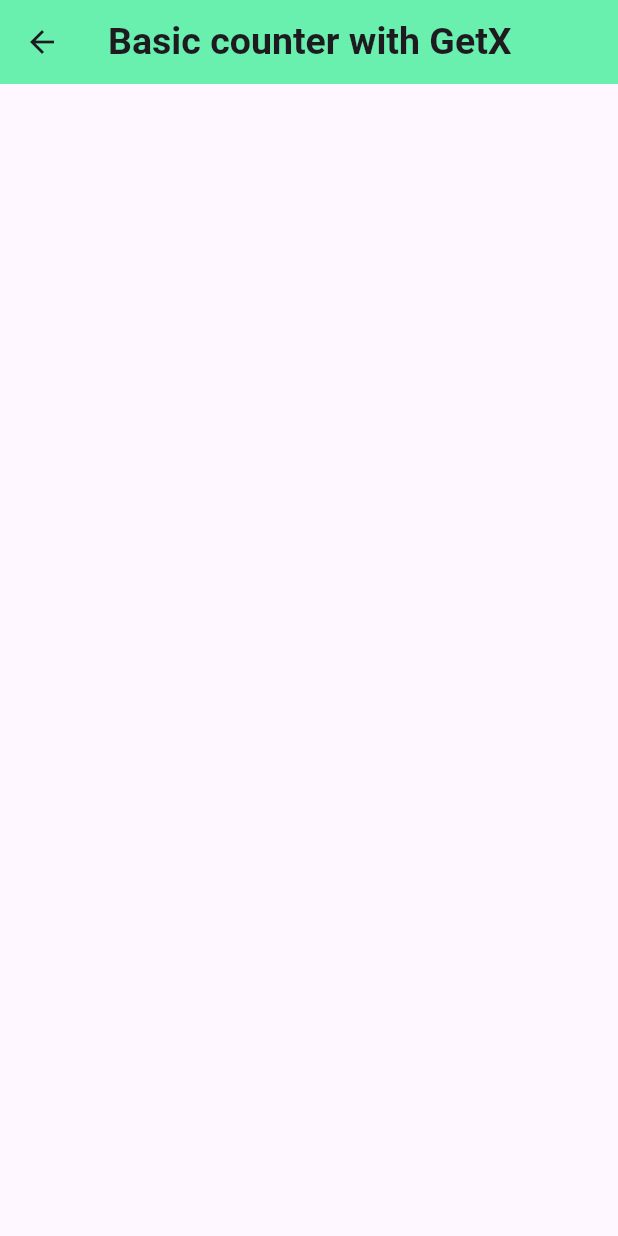
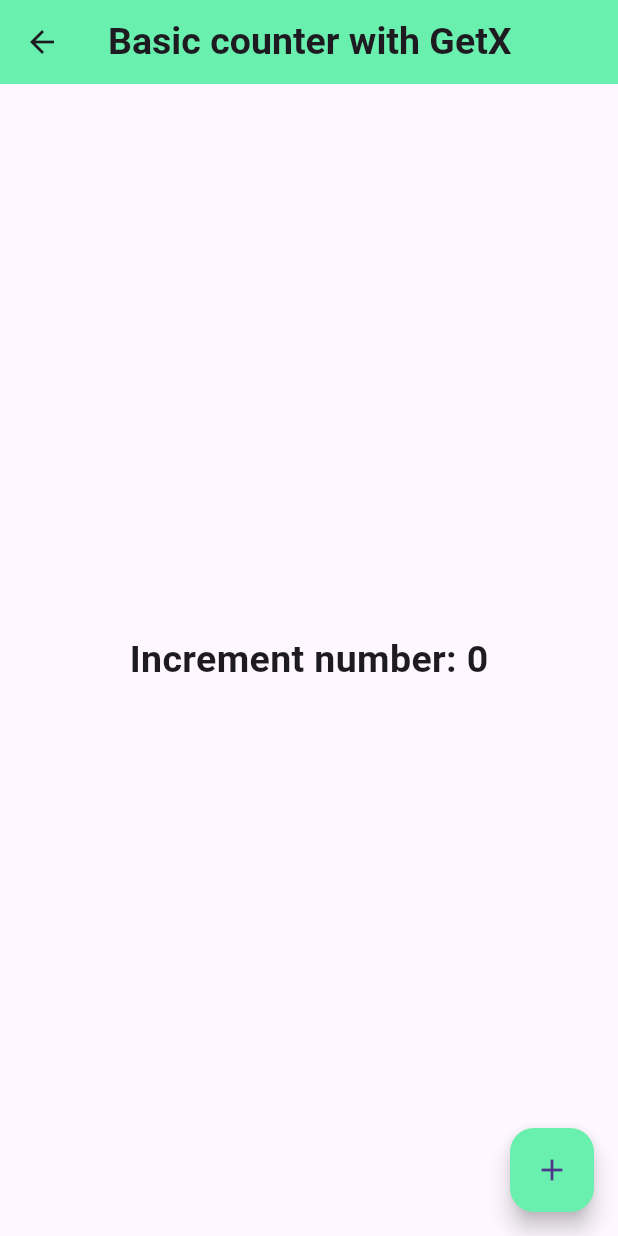
Before and after one commit to mdrazaulkabir/getx_some_project, a Flutter app: the BasicCounter screen opened directly, on a phone screen of 412 x 824 dp. Run offline on Flutter 3.47's test engine with Material 3 defaults, Android fonts, the phone set to English and light mode, and no system bars; our stand-ins replace get.

Commit message:
added basic counter with getx

```diff
--- a/lib/basic_counter/basic_counter.dart
+++ b/lib/basic_counter/basic_counter.dart
@@ -1,5 +1,7 @@
 import 'package:flutter/material.dart';
+import 'package:getx_some_project/basic_counter/getXCounterController.dart';
 import 'package:getx_some_project/home_screen.dart';
+import 'package:get/get.dart';
 
 class BasicCounter extends StatefulWidget {
   const BasicCounter({super.key});
@@ -9,11 +11,52 @@ class BasicCounter extends StatefulWidget {
 }
 
 class _BasicCounterState extends State<BasicCounter> {
+  GetxCounterController _controller = Get.put(GetxCounterController());
+
+  //int numberInc = 0;
+
+  // @override
+  // void initState() {
+  //   super.initState();
+  //  Timer.periodic(Duration(seconds:1), (timer){
+  //    number++;
+  //    setState(() {
+  //
+  //    });
+  //  });
+  //
+  //  //  Timer(Duration(seconds:1 ), (){
+  //  //    number++;
+  //  //    setState(() {
+  //  //
+  //  //    });
+  //  //  });
+  // }
+
   @override
   Widget build(BuildContext context) {
     return Scaffold(
-      appBar: CWAppBar(title1: "Basic counter with GetX",),
-
+      appBar: CWAppBar(title1: "Basic counter with GetX"),
+      body: Center(
+        child: Column(
+          mainAxisAlignment: MainAxisAlignment.center,
+          children: [
+            // Obx((){
+            //   return CMText1(text1: "Increment number: ${_controller.number}");
+            // })
+            Obx(()=>CMText1(text1: "Increment number: ${_controller.number}"))
+          ],
+        ),
+      ),
+      floatingActionButton: FloatingActionButton(
+        onPressed: () {
+          _controller.incrementNumber();
+          // number++;
+          // setState(() { });
+        },
+        child: Icon(Icons.add),
+        backgroundColor: Colors.greenAccent,
+      ),
     );
   }
 }
--- /dev/null
+++ b/lib/basic_counter/getXCounterController.dart
@@ -0,0 +1,8 @@
+import 'package:get/get.dart';
+class GetxCounterController extends GetxController{
+  RxInt number=0.obs;
+   incrementNumber(){
+    number.value++;
+    print(number.value);
+  }
+}
```
